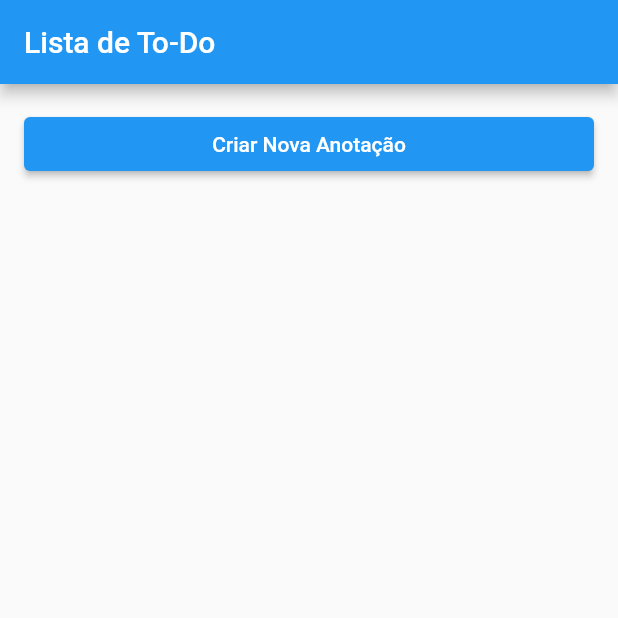
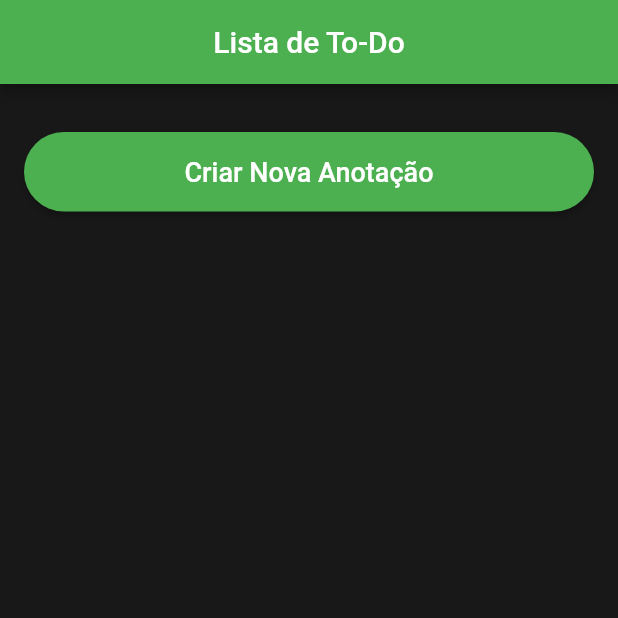
Before and after one commit to SixBruno99/To-do-list, a Flutter app: the ToDoListScreen screen opened directly, on a phone screen of 412 x 824 dp, the top half of it. Run offline on Flutter 3.47's test engine with Material 2 defaults, Android fonts, the phone set to English and light mode, and no system bars; our stand-ins replace flutter_datetime_picker.

Commit message:
mudanças no layout e bottomnavigationbar adicionado para ir para uma página diferente para exibir os itens favoritos

```diff
--- a/lib/widgets/show_list.dart
+++ b/lib/widgets/show_list.dart
@@ -8,7 +8,7 @@ import 'create_item.dart';
 import 'edit_item.dart';
 
 class ToDoListScreen extends StatelessWidget {
-  const ToDoListScreen({Key? key}) : super(key: key);
+  const ToDoListScreen({super.key});
 
   @override
   Widget build(BuildContext context) {
@@ -17,12 +17,16 @@ class ToDoListScreen extends StatelessWidget {
     return Scaffold(
       appBar: AppBar(
         title: Text('Lista de To-Do'),
+        centerTitle: true,
+        backgroundColor: Colors.green,
       ),
-      body: Column(
+      body: Container(
+        color: const Color(0xFF181818),
+        child: Column(
           children: [
             Container(
               width: double.infinity,
-            padding: EdgeInsets.all(16.0),
+              padding: EdgeInsets.fromLTRB(16, 32, 16, 16),
               child: ElevatedButton(
                 onPressed: () {
                   final dateController = TextEditingController();
@@ -37,7 +41,19 @@ class ToDoListScreen extends StatelessWidget {
                     ),
                   );
                 },
-              child: Text('Criar Nova Anotação'),
+                style: ElevatedButton.styleFrom(
+                  shape: RoundedRectangleBorder(
+                    borderRadius: BorderRadius.circular(32),
+                  ),
+                  backgroundColor: Colors.green,
+                ),
+                child: Padding(
+                  padding: EdgeInsets.all(16),
+                  child: Text(
+                    'Criar Nova Anotação',
+                    style: TextStyle(fontSize: 18),
+                  ),
+                ),
               ),
             ),
             Expanded(
@@ -51,9 +67,9 @@ class ToDoListScreen extends StatelessWidget {
                       toDoList.removeItem(item);
                     },
                     background: Container(
-                      color: Colors.blue,
+                      color: Colors.green,
                       alignment: Alignment.centerRight,
-                      padding: EdgeInsets.only(right: 16.0),
+                      padding: const EdgeInsets.only(right: 16.0),
                       child: Icon(
                         Icons.delete,
                         color: Colors.white,
@@ -77,16 +93,24 @@ class ToDoListScreen extends StatelessWidget {
                         );
                       },
                       child: ListTile(
-                        title: Text(item.date),
-                        subtitle: Text(item.text),
-                        trailing: Text("Deslize para deletar"),
+                        title: Text(item.date,
+                            style: TextStyle(
+                                color: Colors.white)), // Cor da fonte branca
+                        subtitle: Text(item.text,
+                            style: TextStyle(
+                                color: Colors.white)), // Cor da fonte branca
+                        trailing: Text("Deslize para deletar",
+                            style: TextStyle(
+                                color: Colors.white)), // Cor da fonte branca
                       ),
-                    ));
+                    ),
+                  );
                 },
               ),
             ),
           ],
         ),
+      ),
     );
   }
 }
```
Lines whose indentation alone changed are shown as unchanged.
